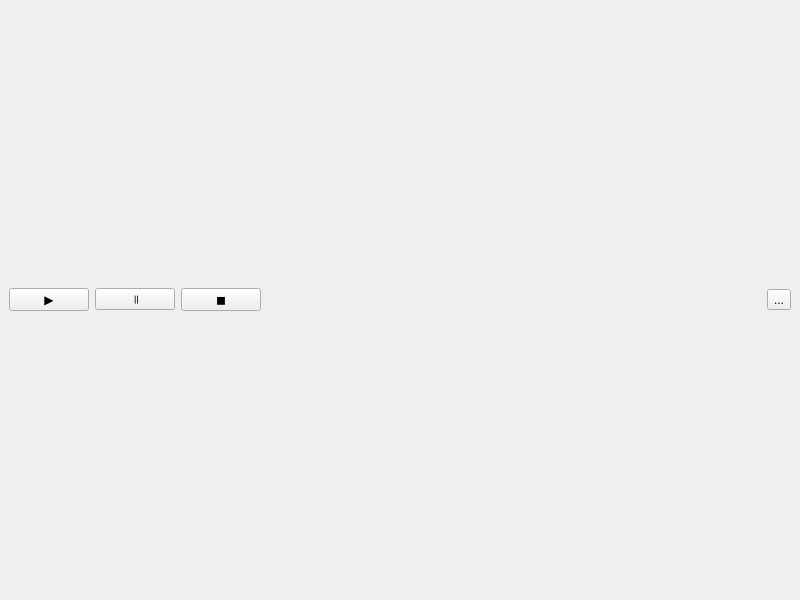
mkeyran/Pomato, file mainwindow.ui: the form before one commit.
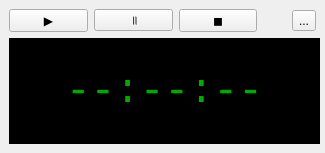
The form after the commit. Icons and pictures are not drawn.

Diff of the .ui file:
```diff
--- a/mainwindow.ui
+++ b/mainwindow.ui
@@ -6,10 +6,28 @@
    <rect>
     <x>0</x>
     <y>0</y>
-    <width>800</width>
-    <height>600</height>
+    <width>325</width>
+    <height>153</height>
    </rect>
   </property>
+  <property name="sizePolicy">
+   <sizepolicy hsizetype="Minimum" vsizetype="Minimum">
+    <horstretch>0</horstretch>
+    <verstretch>0</verstretch>
+   </sizepolicy>
+  </property>
+  <property name="minimumSize">
+   <size>
+    <width>325</width>
+    <height>153</height>
+   </size>
+  </property>
+  <property name="maximumSize">
+   <size>
+    <width>440</width>
+    <height>180</height>
+   </size>
+  </property>
   <property name="windowTitle">
    <string>MainWindow</string>
   </property>
@@ -57,7 +75,133 @@
      </widget>
     </item>
     <item row="1" column="0" colspan="5">
-     <layout class="QHBoxLayout" name="horizontalLayout"/>
+     <layout class="QHBoxLayout" name="horizontalLayout">
+      <item>
+       <widget class="QLabel" name="label">
+        <property name="minimumSize">
+         <size>
+          <width>311</width>
+          <height>95</height>
+         </size>
+        </property>
+        <property name="palette">
+         <palette>
+          <active>
+           <colorrole role="WindowText">
+            <brush brushstyle="SolidPattern">
+             <color alpha="255">
+              <red>0</red>
+              <green>170</green>
+              <blue>0</blue>
+             </color>
+            </brush>
+           </colorrole>
+           <colorrole role="Base">
+            <brush brushstyle="SolidPattern">
+             <color alpha="255">
+              <red>237</red>
+              <green>237</green>
+              <blue>238</blue>
+             </color>
+            </brush>
+           </colorrole>
+           <colorrole role="Window">
+            <brush brushstyle="SolidPattern">
+             <color alpha="255">
+              <red>0</red>
+              <green>0</green>
+              <blue>0</blue>
+             </color>
+            </brush>
+           </colorrole>
+          </active>
+          <inactive>
+           <colorrole role="WindowText">
+            <brush brushstyle="SolidPattern">
+             <color alpha="255">
+              <red>0</red>
+              <green>170</green>
+              <blue>0</blue>
+             </color>
+            </brush>
+           </colorrole>
+           <colorrole role="Base">
+            <brush brushstyle="SolidPattern">
+             <color alpha="255">
+              <red>237</red>
+              <green>237</green>
+              <blue>238</blue>
+             </color>
+            </brush>
+           </colorrole>
+           <colorrole role="Window">
+            <brush brushstyle="SolidPattern">
+             <color alpha="255">
+              <red>0</red>
+              <green>0</green>
+              <blue>0</blue>
+             </color>
+            </brush>
+           </colorrole>
+          </inactive>
+          <disabled>
+           <colorrole role="WindowText">
+            <brush brushstyle="SolidPattern">
+             <color alpha="255">
+              <red>155</red>
+              <green>156</green>
+              <blue>157</blue>
+             </color>
+            </brush>
+           </colorrole>
+           <colorrole role="Base">
+            <brush brushstyle="SolidPattern">
+             <color alpha="255">
+              <red>0</red>
+              <green>0</green>
+              <blue>0</blue>
+             </color>
+            </brush>
+           </colorrole>
+           <colorrole role="Window">
+            <brush brushstyle="SolidPattern">
+             <color alpha="255">
+              <red>0</red>
+              <green>0</green>
+              <blue>0</blue>
+             </color>
+            </brush>
+           </colorrole>
+          </disabled>
+         </palette>
+        </property>
+        <property name="font">
+         <font>
+          <family>Monospace</family>
+          <pointsize>31</pointsize>
+         </font>
+        </property>
+        <property name="autoFillBackground">
+         <bool>true</bool>
+        </property>
+        <property name="text">
+         <string>--:--:--</string>
+        </property>
+        <property name="scaledContents">
+         <bool>false</bool>
+        </property>
+        <property name="alignment">
+         <set>Qt::AlignCenter</set>
+        </property>
+        <property name="indent">
+         <number>0</number>
+        </property>
+        <property name="textInteractionFlags">
+         <set>Qt::NoTextInteraction</set>
+        </property>
+       </widget>
+      </item>
+     </layout>
     </item>
    </layout>
   </widget>
```
Left out of the diff: 10 changed lines with no effect on the pictures.
